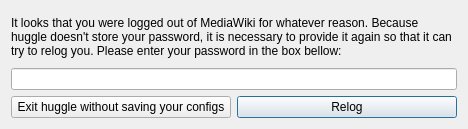
First picture: the form in huggle/reloginform.ui, repository huggle/huggle3-qt-lx, before the edit.
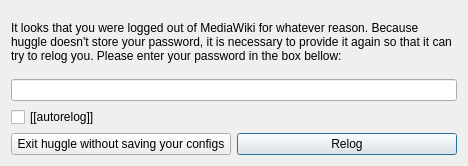
Second picture: the form after the edit. Icons and pictures are not drawn.

What changed in the file:
```diff
--- a/huggle/reloginform.ui
+++ b/huggle/reloginform.ui
@@ -7,7 +7,7 @@
     <x>0</x>
     <y>0</y>
     <width>468</width>
-    <height>129</height>
+    <height>166</height>
    </rect>
   </property>
   <property name="windowTitle">
@@ -38,6 +38,13 @@
      </property>
     </widget>
    </item>
+   <item>
+    <widget class="QCheckBox" name="checkBox">
+     <property name="text">
+      <string>[[autorelog]]</string>
+     </property>
+    </widget>
+   </item>
    <item>
     <layout class="QHBoxLayout" name="horizontalLayout">
      <item>
```
